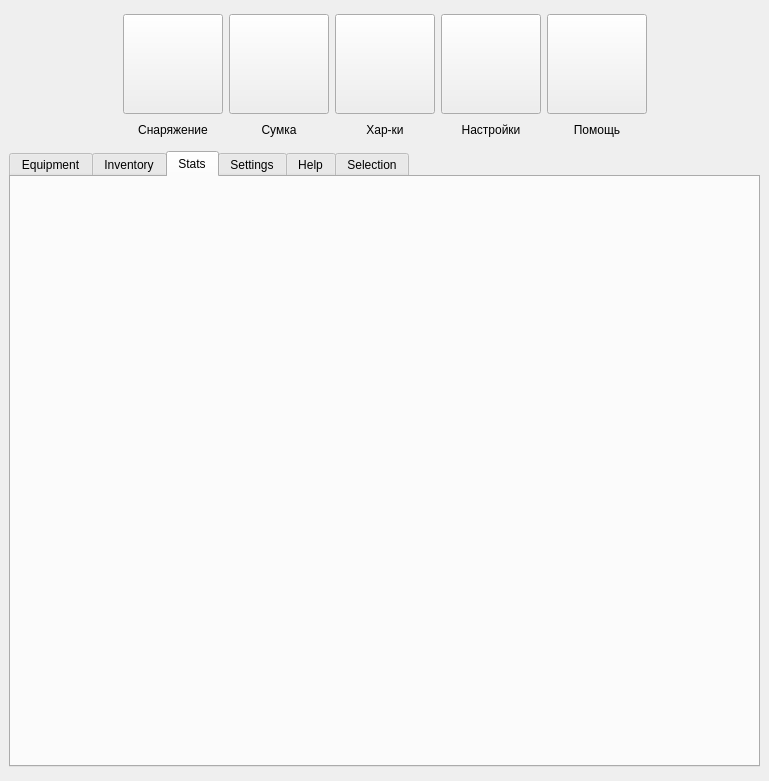
Old version of the form mainwindow.ui in the repository lDeathlWhisperl/TLHoN_SE.
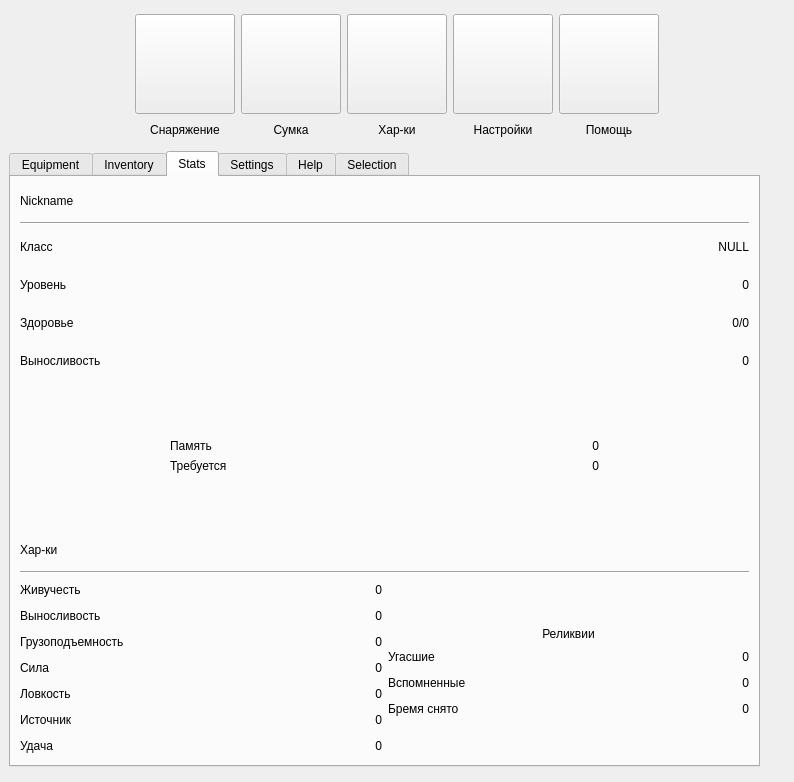
New version of the form. The open tabs and pages were chosen to show the change. Icons and pictures are not drawn.

Commit message:
Stats Tab
Completed stats tab UI

Diff of the .ui file:
```diff
--- a/mainwindow.ui
+++ b/mainwindow.ui
@@ -6,8 +6,8 @@
    <rect>
     <x>0</x>
     <y>0</y>
-    <width>769</width>
-    <height>781</height>
+    <width>794</width>
+    <height>782</height>
    </rect>
   </property>
   <property name="sizePolicy">
@@ -307,57 +307,7 @@
        </sizepolicy>
       </property>
       <property name="styleSheet">
-       <string notr="true">QPushButton::hover
-{
-	border: 5px solid rgb(240, 255, 140);
-    border-radius: 7px;
-}
-QPushButton#btn_lefthand_1 
-{
-	background: url(:/Resourses/Images/Icons/BlankIcon_LeftHand_HF_Small.png);
-}
-QPushButton#btn_lefthand_2
-{
-	background: url(:/Resourses/Images/Icons/BlankIcon_LeftHand_HF_Small.png);
-	background-color: rgb(5, 3, 8);
-}
-QPushButton#btn_righthand_1
-{
-	background: url(:/Resourses/Images/Icons/BlankIcon_RightHand_HF_Small.png);
-}
-QPushButton#btn_righthand_2
-{
-	background: url(:/Resourses/Images/Icons/BlankIcon_RightHand_HF_Small.png);
-	background-color: rgb(5, 3, 8);
-}
-QPushButton#btn_helm
-{
-	background: url(:/Resourses/Images/Icons/BlankIcon_Helm_HF_Small.png);
-}
-QPushButton#btn_torso
-{
-	background: url(:/Resourses/Images/Icons/BlankIcon_Torso_HF_Small.png);
-}
-QPushButton#btn_arms
-{
-	background: url(:/Resourses/Images/Icons/BlankIcon_Arms_HF_Small.png);
-}
-QPushButton#btn_legs
-{
-	background: url(:/Resourses/Images/Icons/BlankIcon_Legs_HF_Small.png);
-}
-QPushButton
-{
-	background: url(:/Resourses/Images/Icons/BlankIcon_Consumables_HF_Small.png), center;
-}
-QPushButton#btn_rings_1
-{
-	background: url(:/Resourses/Images/Icons/BlankIcon_Rings_HF_Small.png), center;
-}
-QPushButton#btn_rings_2
-{
-	background: url(:/Resourses/Images/Icons/BlankIcon_Rings_HF_Small.png),center;
-}</string>
+       <string notr="true"/>
       </property>
       <property name="currentIndex">
        <number>0</number>
@@ -1092,6 +1042,523 @@
        <attribute name="title">
         <string>Stats</string>
        </attribute>
+       <layout class="QVBoxLayout" name="verticalLayout_11">
+        <item>
+         <widget class="QLabel" name="l_nickname">
+          <property name="sizePolicy">
+           <sizepolicy hsizetype="Preferred" vsizetype="Preferred">
+            <horstretch>0</horstretch>
+            <verstretch>0</verstretch>
+           </sizepolicy>
+          </property>
+          <property name="minimumSize">
+           <size>
+            <width>0</width>
+            <height>0</height>
+           </size>
+          </property>
+          <property name="maximumSize">
+           <size>
+            <width>16777215</width>
+            <height>30</height>
+           </size>
+          </property>
+          <property name="text">
+           <string>Nickname</string>
+          </property>
+          <property name="alignment">
+           <set>Qt::AlignmentFlag::AlignLeading|Qt::AlignmentFlag::AlignLeft|Qt::AlignmentFlag::AlignVCenter</set>
+          </property>
+         </widget>
+        </item>
+        <item>
+         <widget class="Line" name="line">
+          <property name="orientation">
+           <enum>Qt::Orientation::Horizontal</enum>
+          </property>
+         </widget>
+        </item>
+        <item>
+         <layout class="QGridLayout" name="gridLayout_2">
+          <item row="1" column="0">
+           <widget class="QLabel" name="label_15">
+            <property name="text">
+             <string>Уровень</string>
+            </property>
+           </widget>
+          </item>
+          <item row="0" column="0">
+           <widget class="QLabel" name="label_6">
+            <property name="text">
+             <string>Класс</string>
+            </property>
+           </widget>
+          </item>
+          <item row="3" column="0">
+           <widget class="QLabel" name="label_17">
+            <property name="text">
+             <string>Выносливость</string>
+            </property>
+           </widget>
+          </item>
+          <item row="2" column="0">
+           <widget class="QLabel" name="label_16">
+            <property name="text">
+             <string>Здоровье</string>
+            </property>
+           </widget>
+          </item>
+          <item row="0" column="1">
+           <widget class="QLabel" name="l_class">
+            <property name="text">
+             <string>NULL</string>
+            </property>
+            <property name="alignment">
+             <set>Qt::AlignmentFlag::AlignRight|Qt::AlignmentFlag::AlignTrailing|Qt::AlignmentFlag::AlignVCenter</set>
+            </property>
+           </widget>
+          </item>
+          <item row="1" column="1">
+           <widget class="QLabel" name="l_level">
+            <property name="text">
+             <string>0</string>
+            </property>
+            <property name="alignment">
+             <set>Qt::AlignmentFlag::AlignRight|Qt::AlignmentFlag::AlignTrailing|Qt::AlignmentFlag::AlignVCenter</set>
+            </property>
+           </widget>
+          </item>
+          <item row="2" column="1">
+           <widget class="QLabel" name="l_health">
+            <property name="text">
+             <string>0/0</string>
+            </property>
+            <property name="alignment">
+             <set>Qt::AlignmentFlag::AlignRight|Qt::AlignmentFlag::AlignTrailing|Qt::AlignmentFlag::AlignVCenter</set>
+            </property>
+           </widget>
+          </item>
+          <item row="3" column="1">
+           <widget class="QLabel" name="l_stamina">
+            <property name="text">
+             <string>0</string>
+            </property>
+            <property name="alignment">
+             <set>Qt::AlignmentFlag::AlignRight|Qt::AlignmentFlag::AlignTrailing|Qt::AlignmentFlag::AlignVCenter</set>
+            </property>
+           </widget>
+          </item>
+         </layout>
+        </item>
+        <item>
+         <layout class="QHBoxLayout" name="horizontalLayout_3">
+          <item>
+           <spacer name="horizontalSpacer_4">
+            <property name="orientation">
+             <enum>Qt::Orientation::Horizontal</enum>
+            </property>
+            <property name="sizeType">
+             <enum>QSizePolicy::Policy::Fixed</enum>
+            </property>
+            <property name="sizeHint" stdset="0">
+             <size>
+              <width>150</width>
+              <height>20</height>
+             </size>
+            </property>
+           </spacer>
+          </item>
+          <item>
+           <layout class="QGridLayout" name="gridLayout_3">
+            <item row="1" column="0">
+             <widget class="QLabel" name="label_23">
+              <property name="minimumSize">
+               <size>
+                <width>0</width>
+                <height>20</height>
+               </size>
+              </property>
+              <property name="text">
+               <string>Требуется</string>
+              </property>
+              <property name="alignment">
+               <set>Qt::AlignmentFlag::AlignLeading|Qt::AlignmentFlag::AlignLeft|Qt::AlignmentFlag::AlignTop</set>
+              </property>
+             </widget>
+            </item>
+            <item row="1" column="1">
+             <widget class="QLabel" name="l_required">
+              <property name="minimumSize">
+               <size>
+                <width>0</width>
+                <height>20</height>
+               </size>
+              </property>
+              <property name="text">
+               <string>0</string>
+              </property>
+              <property name="alignment">
+               <set>Qt::AlignmentFlag::AlignRight|Qt::AlignmentFlag::AlignTop|Qt::AlignmentFlag::AlignTrailing</set>
+              </property>
+             </widget>
+            </item>
+            <item row="0" column="0">
+             <widget class="QLabel" name="label_22">
+              <property name="minimumSize">
+               <size>
+                <width>0</width>
+                <height>20</height>
+               </size>
+              </property>
+              <property name="text">
+               <string>Память</string>
+              </property>
+              <property name="alignment">
+               <set>Qt::AlignmentFlag::AlignBottom|Qt::AlignmentFlag::AlignLeading|Qt::AlignmentFlag::AlignLeft</set>
+              </property>
+             </widget>
+            </item>
+            <item row="0" column="1">
+             <widget class="QLabel" name="l_memory">
+              <property name="minimumSize">
+               <size>
+                <width>0</width>
+                <height>20</height>
+               </size>
+              </property>
+              <property name="text">
+               <string>0</string>
+              </property>
+              <property name="alignment">
+               <set>Qt::AlignmentFlag::AlignBottom|Qt::AlignmentFlag::AlignRight|Qt::AlignmentFlag::AlignTrailing</set>
+              </property>
+             </widget>
+            </item>
+           </layout>
+          </item>
+          <item>
+           <spacer name="horizontalSpacer_12">
+            <property name="orientation">
+             <enum>Qt::Orientation::Horizontal</enum>
+            </property>
+            <property name="sizeType">
+             <enum>QSizePolicy::Policy::Fixed</enum>
+            </property>
+            <property name="sizeHint" stdset="0">
+             <size>
+              <width>150</width>
+              <height>20</height>
+             </size>
+            </property>
+           </spacer>
+          </item>
+         </layout>
+        </item>
+        <item>
+         <widget class="QLabel" name="label_26">
+          <property name="sizePolicy">
+           <sizepolicy hsizetype="Preferred" vsizetype="Preferred">
+            <horstretch>0</horstretch>
+            <verstretch>0</verstretch>
+           </sizepolicy>
+          </property>
+          <property name="minimumSize">
+           <size>
+            <width>0</width>
+            <height>0</height>
+           </size>
+          </property>
+          <property name="maximumSize">
+           <size>
+            <width>16777215</width>
+            <height>30</height>
+           </size>
+          </property>
+          <property name="text">
+           <string>Хар-ки</string>
+          </property>
+         </widget>
+        </item>
+        <item>
+         <widget class="Line" name="line_2">
+          <property name="orientation">
+           <enum>Qt::Orientation::Horizontal</enum>
+          </property>
+         </widget>
+        </item>
+        <item>
+         <layout class="QHBoxLayout" name="horizontalLayout_5">
+          <item>
+           <layout class="QGridLayout" name="gridLayout_4">
+            <item row="0" column="0">
+             <widget class="QLabel" name="label_27">
+              <property name="minimumSize">
+               <size>
+                <width>0</width>
+                <height>20</height>
+               </size>
+              </property>
+              <property name="text">
+               <string>Живучесть</string>
+              </property>
+             </widget>
+            </item>
+            <item row="4" column="0">
+             <widget class="QLabel" name="label_32">
+              <property name="minimumSize">
+               <size>
+                <width>0</width>
+                <height>20</height>
+               </size>
+              </property>
+              <property name="text">
+               <string>Ловкость</string>
+              </property>
+             </widget>
+            </item>
+            <item row="0" column="1">
+             <widget class="QLabel" name="label_28">
+              <property name="text">
+               <string>0</string>
+              </property>
+              <property name="alignment">
+               <set>Qt::AlignmentFlag::AlignRight|Qt::AlignmentFlag::AlignTrailing|Qt::AlignmentFlag::AlignVCenter</set>
+              </property>
+             </widget>
+            </item>
+            <item row="3" column="0">
+             <widget class="QLabel" name="label_31">
+              <property name="minimumSize">
+               <size>
+                <width>0</width>
+                <height>20</height>
+               </size>
+              </property>
+              <property name="text">
+               <string>Сила</string>
+              </property>
+             </widget>
+            </item>
+            <item row="2" column="0">
+             <widget class="QLabel" name="label_30">
+              <property name="minimumSize">
+               <size>
+                <width>0</width>
+                <height>20</height>
+               </size>
+              </property>
+              <property name="text">
+               <string>Грузоподъемность</string>
+              </property>
+             </widget>
+            </item>
+            <item row="1" column="0">
+             <widget class="QLabel" name="label_29">
+              <property name="minimumSize">
+               <size>
+                <width>0</width>
+                <height>20</height>
+               </size>
+              </property>
+              <property name="text">
+               <string>Выносливость</string>
+              </property>
+             </widget>
+            </item>
+            <item row="5" column="0">
+             <widget class="QLabel" name="label_33">
+              <property name="minimumSize">
+               <size>
+                <width>0</width>
+                <height>20</height>
+               </size>
+              </property>
+              <property name="text">
+               <string>Источник</string>
+              </property>
+             </widget>
+            </item>
+            <item row="6" column="0">
+             <widget class="QLabel" name="label_34">
+              <property name="minimumSize">
+               <size>
+                <width>0</width>
+                <height>20</height>
+               </size>
+              </property>
+              <property name="text">
+               <string>Удача</string>
+              </property>
+             </widget>
+            </item>
+            <item row="1" column="1">
+             <widget class="QLabel" name="label_35">
+              <property name="text">
+               <string>0</string>
+              </property>
+              <property name="alignment">
+               <set>Qt::AlignmentFlag::AlignRight|Qt::AlignmentFlag::AlignTrailing|Qt::AlignmentFlag::AlignVCenter</set>
+              </property>
+             </widget>
+            </item>
+            <item row="2" column="1">
+             <widget class="QLabel" name="label_36">
+              <property name="text">
+               <string>0</string>
+              </property>
+              <property name="alignment">
+               <set>Qt::AlignmentFlag::AlignRight|Qt::AlignmentFlag::AlignTrailing|Qt::AlignmentFlag::AlignVCenter</set>
+              </property>
+             </widget>
+            </item>
+            <item row="3" column="1">
+             <widget class="QLabel" name="label_37">
+              <property name="text">
+               <string>0</string>
+              </property>
+              <property name="alignment">
+               <set>Qt::AlignmentFlag::AlignRight|Qt::AlignmentFlag::AlignTrailing|Qt::AlignmentFlag::AlignVCenter</set>
+              </property>
+             </widget>
+            </item>
+            <item row="4" column="1">
+             <widget class="QLabel" name="label_38">
+              <property name="text">
+               <string>0</string>
+              </property>
+              <property name="alignment">
+               <set>Qt::AlignmentFlag::AlignRight|Qt::AlignmentFlag::AlignTrailing|Qt::AlignmentFlag::AlignVCenter</set>
+              </property>
+             </widget>
+            </item>
+            <item row="5" column="1">
+             <widget class="QLabel" name="label_39">
+              <property name="text">
+               <string>0</string>
+              </property>
+              <property name="alignment">
+               <set>Qt::AlignmentFlag::AlignRight|Qt::AlignmentFlag::AlignTrailing|Qt::AlignmentFlag::AlignVCenter</set>
+              </property>
+             </widget>
+            </item>
+            <item row="6" column="1">
+             <widget class="QLabel" name="label_40">
+              <property name="text">
+               <string>0</string>
+              </property>
+              <property name="alignment">
+               <set>Qt::AlignmentFlag::AlignRight|Qt::AlignmentFlag::AlignTrailing|Qt::AlignmentFlag::AlignVCenter</set>
+              </property>
+             </widget>
+            </item>
+           </layout>
+          </item>
+          <item>
+           <layout class="QVBoxLayout" name="verticalLayout_13">
+            <item>
+             <widget class="QLabel" name="label_41">
+              <property name="text">
+               <string>Реликвии</string>
+              </property>
+              <property name="alignment">
+               <set>Qt::AlignmentFlag::AlignBottom|Qt::AlignmentFlag::AlignHCenter</set>
+              </property>
+             </widget>
+            </item>
+            <item>
+             <layout class="QGridLayout" name="gridLayout_5">
+              <item row="2" column="0">
+               <widget class="QLabel" name="label_44">
+                <property name="minimumSize">
+                 <size>
+                  <width>0</width>
+                  <height>20</height>
+                 </size>
+                </property>
+                <property name="text">
+                 <string>Бремя снято</string>
+                </property>
+               </widget>
+              </item>
+              <item row="0" column="0">
+               <widget class="QLabel" name="label_42">
+                <property name="minimumSize">
+                 <size>
+                  <width>0</width>
+                  <height>20</height>
+                 </size>
+                </property>
+                <property name="text">
+                 <string>Угасшие</string>
+                </property>
+               </widget>
+              </item>
+              <item row="1" column="0">
+               <widget class="QLabel" name="label_43">
+                <property name="minimumSize">
+                 <size>
+                  <width>0</width>
+                  <height>20</height>
+                 </size>
+                </property>
+                <property name="text">
+                 <string>Вспомненные</string>
+                </property>
+               </widget>
+              </item>
+              <item row="0" column="1">
+               <widget class="QLabel" name="label_45">
+                <property name="text">
+                 <string>0</string>
+                </property>
+                <property name="alignment">
+                 <set>Qt::AlignmentFlag::AlignRight|Qt::AlignmentFlag::AlignTrailing|Qt::AlignmentFlag::AlignVCenter</set>
+                </property>
+               </widget>
+              </item>
+              <item row="1" column="1">
+               <widget class="QLabel" name="label_46">
+                <property name="text">
+                 <string>0</string>
+                </property>
+                <property name="alignment">
+                 <set>Qt::AlignmentFlag::AlignRight|Qt::AlignmentFlag::AlignTrailing|Qt::AlignmentFlag::AlignVCenter</set>
+                </property>
+               </widget>
+              </item>
+              <item row="2" column="1">
+               <widget class="QLabel" name="label_47">
+                <property name="text">
+                 <string>0</string>
+                </property>
+                <property name="alignment">
+                 <set>Qt::AlignmentFlag::AlignRight|Qt::AlignmentFlag::AlignTrailing|Qt::AlignmentFlag::AlignVCenter</set>
+                </property>
+               </widget>
+              </item>
+             </layout>
+            </item>
+            <item>
+             <spacer name="verticalSpacer">
+              <property name="orientation">
+               <enum>Qt::Orientation::Vertical</enum>
+              </property>
+              <property name="sizeType">
+               <enum>QSizePolicy::Policy::Fixed</enum>
+              </property>
+              <property name="sizeHint" stdset="0">
+               <size>
+                <width>20</width>
+                <height>37</height>
+               </size>
+              </property>
+             </spacer>
+            </item>
+           </layout>
+          </item>
+         </layout>
+        </item>
+       </layout>
       </widget>
       <widget class="QWidget" name="Settings">
        <attribute name="title">
```
Left out of the diff: 2 changed lines with no effect on the pictures. The commit also changes 7 other files.
